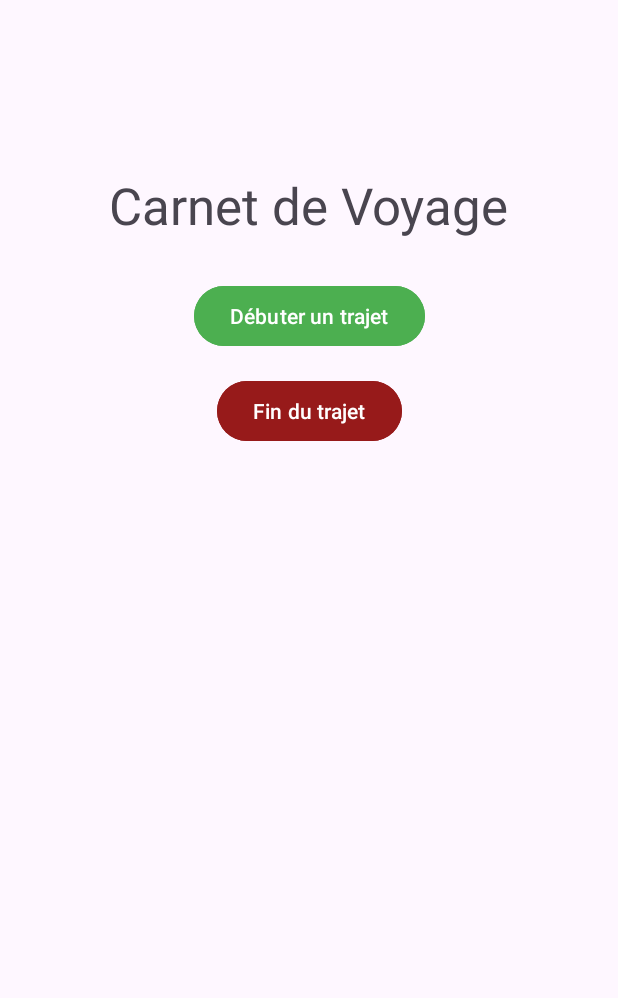
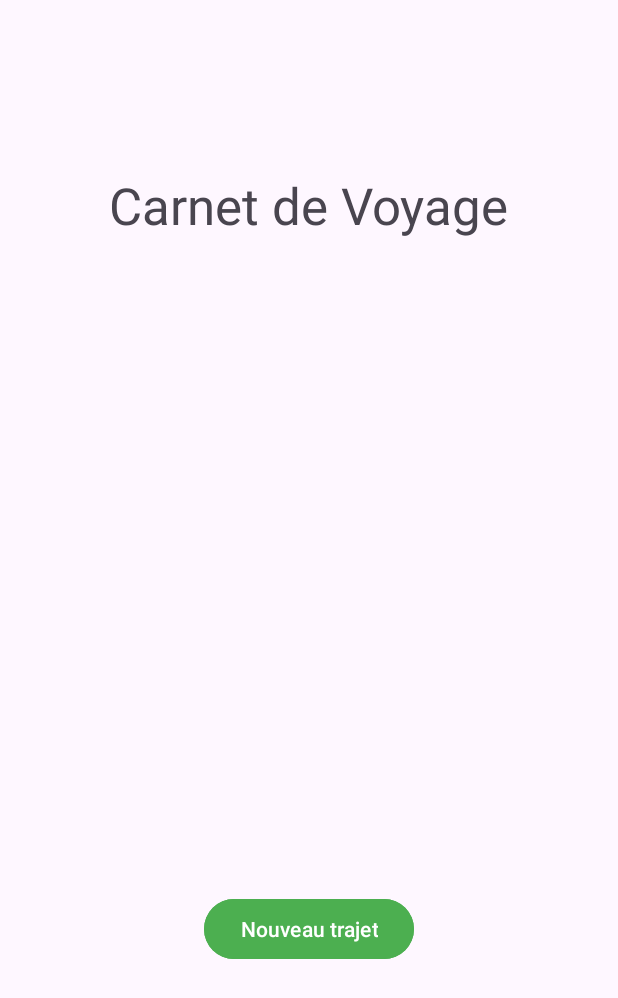
Before and after one commit to TomGros/carnetDeVoyage, an Android app: the screen it shows after launch (MainActivity), on a phone screen of 412 x 824 dp. Shown: the top 998 px of the screen. Run offline under Robolectric (Android 15) with nearby library versions, the phone set to English and light mode, and no system bars; our stand-ins replace Firebase (no records; nobody signed in at launch, a user with empty details on screens opened directly).

Commit message:
Fix page accueil avant ajout de la liste des trajets (recyclerview)

```diff
--- a/app/src/main/java/fr/upjv/carnetdevoyage/MainActivity.java
+++ b/app/src/main/java/fr/upjv/carnetdevoyage/MainActivity.java
@@ -116,8 +116,6 @@ public class MainActivity extends AppCompatActivity {
         formulaireVoyageLauncher.launch(new Intent(this, FormulaireDebuterVoyage.class));
     }
 
-
-
     public void onClickTerminerTrajet(View view) {
         tracking = false;
         terminerObtentionDesPositions();
--- a/app/src/main/res/layout/activity_main.xml
+++ b/app/src/main/res/layout/activity_main.xml
@@ -8,31 +8,17 @@
     tools:context=".MainActivity">
 
     <Button
-        android:id="@+id/id_debuterTrajet_button"
+        android:id="@+id/id_nouveauTrajet_button"
         android:layout_width="wrap_content"
         android:layout_height="wrap_content"
-        android:layout_marginTop="27dp"
+        android:layout_marginTop="436dp"
         android:backgroundTint="#4CAF50"
         android:onClick="onClickDebuterTrajet"
-        android:text="@string/debuter_le_trajet"
+        android:text="@string/nouveau_trajet"
         android:textColorLink="#0D347E"
         app:layout_constraintEnd_toEndOf="parent"
         app:layout_constraintStart_toStartOf="parent"
         app:layout_constraintTop_toBottomOf="@+id/id_titreApplication_textview" />
-
-    <Button
-        android:id="@+id/id_terminerTrajet_button"
-        android:layout_width="wrap_content"
-        android:layout_height="wrap_content"
-        android:layout_marginTop="15dp"
-        android:backgroundTint="#971A1A"
-        android:onClick="onClickTerminerTrajet"
-        android:text="@string/fin_du_trajet"
-        android:textColorLink="#FFFFFF"
-        app:layout_constraintEnd_toEndOf="parent"
-        app:layout_constraintHorizontal_bias="0.5"
-        app:layout_constraintStart_toStartOf="parent"
-        app:layout_constraintTop_toBottomOf="@+id/id_debuterTrajet_button" />
 
     <TextView
         android:id="@+id/id_titreApplication_textview"
--- a/app/src/main/res/values/strings.xml
+++ b/app/src/main/res/values/strings.xml
@@ -2,6 +2,7 @@
     <string name="app_name">Carnet de Voyage</string>
     <string name="fin_du_trajet">Fin du trajet</string>
     <string name="debuter_le_trajet">Débuter un trajet</string>
+    <string name="nouveau_trajet">Nouveau trajet</string>
     <string name="titre_application">Carnet de Voyage</string>
     <string name="titre_formulaire">Nouveau voyage</string>
     <string name="nom_voyage">Nom du voyage</string>
```
Also changed, not shown: 1 other file.
